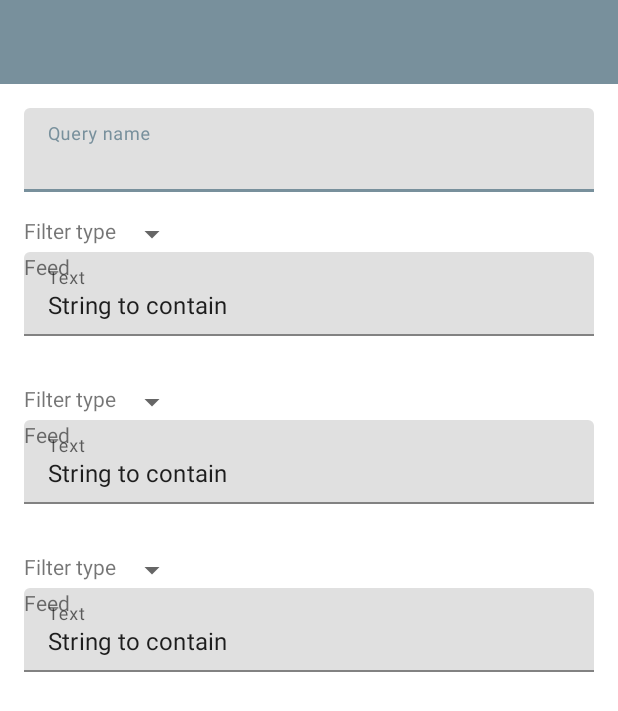
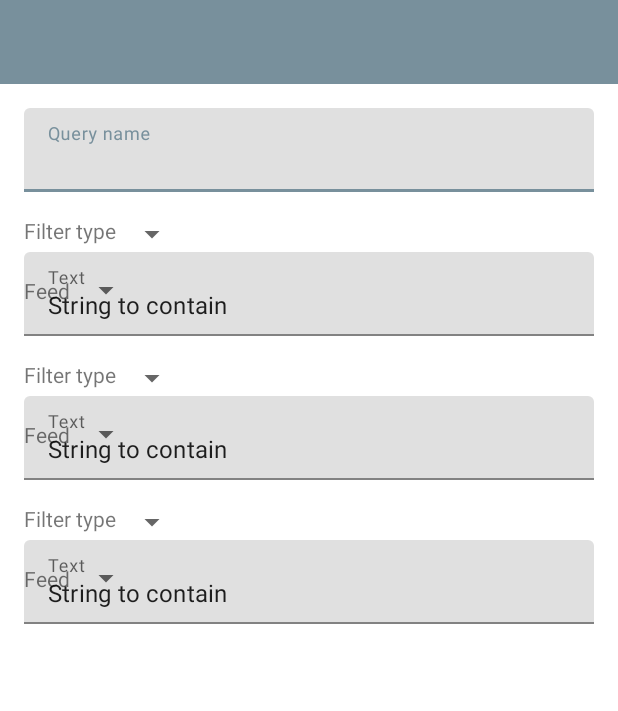
Before and after one commit to zouroboros/feed-watcher, an Android app: the layout activity_query.xml on its own in the app's theme, with its tools: preview values and no code run, on a phone screen of 412 x 824 dp. Shown: the top 711 px of the screen. Run offline under Robolectric (Android 15) with nearby library versions, the phone set to English and light mode, and no system bars.

Commit message:
Fixed layout bugs in filter list in query editor.

```diff
--- a/app/src/main/res/layout/query_filter_list_item.xml
+++ b/app/src/main/res/layout/query_filter_list_item.xml
@@ -9,7 +9,8 @@
         android:layout_height="wrap_content"
         xmlns:app="http://schemas.android.com/apk/res-auto"
         xmlns:tools="http://schemas.android.com/tools"
-        android:padding="@dimen/text_margin">
+        android:paddingTop="@dimen/text_margin"
+        android:paddingHorizontal="@dimen/text_margin">
 
         <TextView
             android:id="@+id/filter_filtertype"
@@ -61,11 +62,12 @@
             <TextView
                 android:layout_width="wrap_content"
                 android:layout_height="wrap_content"
+                android:paddingVertical="@dimen/text_margin"
                 android:text="@string/filter_feed_filter_feed"/>
             <Spinner
                 android:id="@+id/filter_feed_filter_feed"
                 android:layout_width="wrap_content"
-                android:layout_height="wrap_content"
+                android:layout_height="match_parent"
                 android:selectedItemPosition="@={model.selectedFeed}"/>
         </LinearLayout>
     </androidx.constraintlayout.widget.ConstraintLayout>
```
